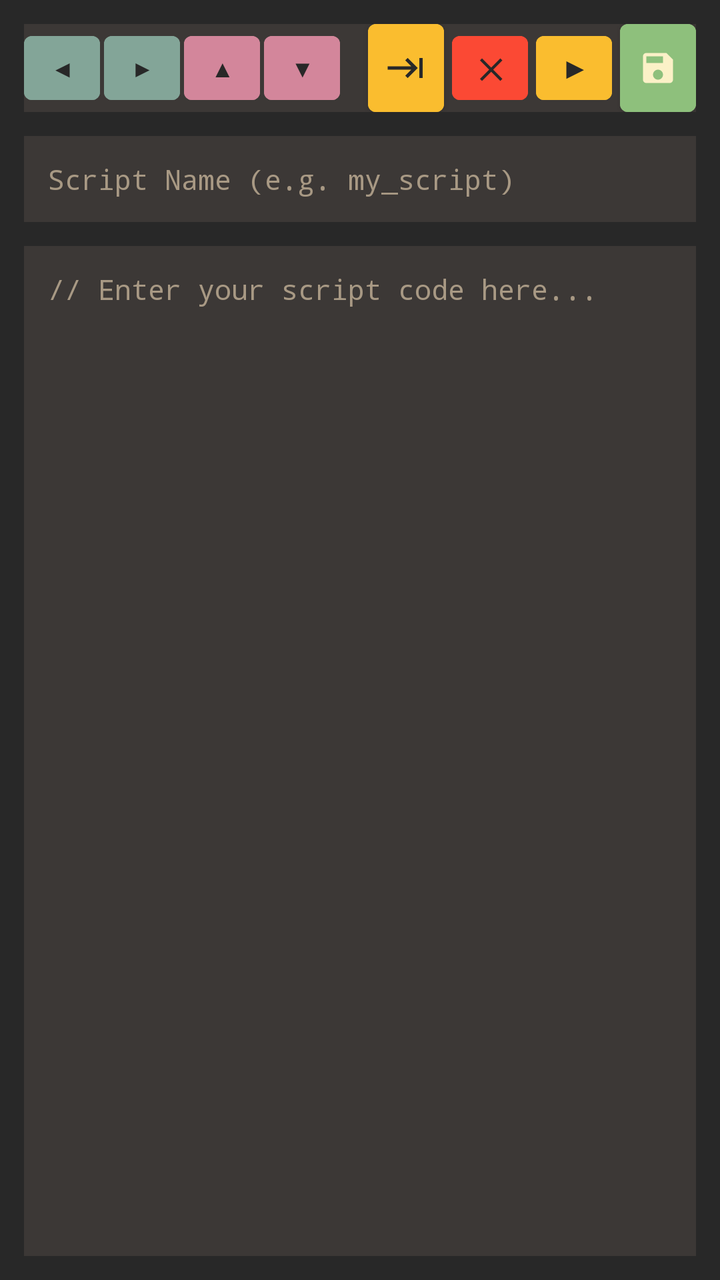
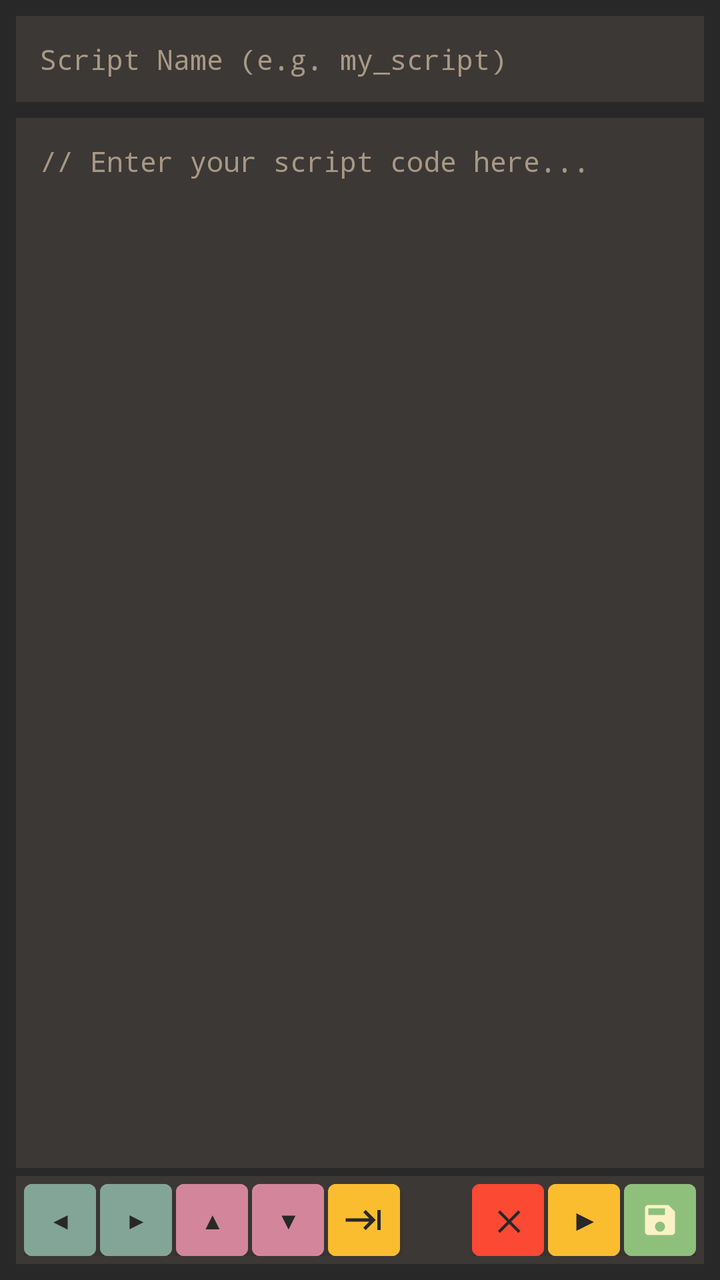

An Android layout rendered at two revisions. The XML below is the earlier revision; the diff shows what the commit changed to produce the second picture.
<!-- AndroidManifest.xml: application theme Theme.Droidulator -->
<!-- res/layout/dialog_script_editor.xml -->
<?xml version="1.0" encoding="utf-8"?>
<LinearLayout xmlns:android="http://schemas.android.com/apk/res/android"
    xmlns:app="http://schemas.android.com/apk/res-auto"
    android:id="@+id/script_editor_root"
    android:layout_width="match_parent"
    android:layout_height="match_parent"
    android:orientation="vertical"
    android:background="@color/gruvbox_bg"
    android:padding="12dp">

    
    <LinearLayout
        android:id="@+id/script_editor_topbar"
        android:layout_width="match_parent"
        android:layout_height="44dp"
        android:orientation="horizontal"
        android:gravity="center_vertical"
        android:background="@color/gruvbox_bg_soft"
        android:layout_marginBottom="12dp">

        
        <Button
            android:id="@+id/btn_script_nav_left"
            android:contentDescription="@string/access_btn_nav_left"
            android:layout_width="38dp"
            android:layout_height="match_parent"
            android:text="@string/ui_text_041"
            android:textColor="@color/gruvbox_bg"
            android:backgroundTint="@color/gruvbox_blue"
            android:textSize="12sp"
            android:padding="0dp" />

        <Button
            android:id="@+id/btn_script_nav_right"
            android:contentDescription="@string/access_btn_nav_right"
            android:layout_width="38dp"
            android:layout_height="match_parent"
            android:text="@string/ui_text_042"
            android:textColor="@color/gruvbox_bg"
            android:backgroundTint="@color/gruvbox_blue"
            android:textSize="12sp"
            android:padding="0dp"
            android:layout_marginStart="2dp" />

        <Button
            android:id="@+id/btn_script_nav_up"
            android:contentDescription="@string/access_btn_nav_up"
            android:layout_width="38dp"
            android:layout_height="match_parent"
            android:text="@string/ui_text_043"
            android:textColor="@color/gruvbox_bg"
            android:backgroundTint="@color/gruvbox_purple"
            android:textSize="12sp"
            android:padding="0dp"
            android:layout_marginStart="2dp" />

        <Button
            android:id="@+id/btn_script_nav_down"
            android:contentDescription="@string/access_btn_nav_down"
            android:layout_width="38dp"
            android:layout_height="match_parent"
            android:text="@string/ui_text_044"
            android:textColor="@color/gruvbox_bg"
            android:backgroundTint="@color/gruvbox_purple"
            android:textSize="12sp"
            android:padding="0dp"
            android:layout_marginStart="2dp" />

        <View
            android:layout_width="0dp"
            android:layout_height="1dp"
            android:layout_weight="1" />

        
        <com.google.android.material.button.MaterialButton
            android:id="@+id/btn_script_tab"
            android:contentDescription="@string/btn_tab"
            android:layout_width="38dp"
            android:layout_height="match_parent"
            android:backgroundTint="@color/gruvbox_yellow"
            app:icon="@drawable/ic_tab"
            app:iconGravity="textStart"
            app:iconPadding="0dp"
            app:iconSize="20dp"
            app:iconTint="@color/gruvbox_bg"
            android:padding="0dp"
            android:insetTop="0dp"
            android:insetBottom="0dp"
            android:insetLeft="0dp"
            android:insetRight="0dp"
            android:layout_marginStart="2dp"
            android:layout_marginEnd="4dp" />

        
        <Button
            android:id="@+id/btn_script_cancel"
            android:contentDescription="@string/ui_text_011"
            android:layout_width="38dp"
            android:layout_height="match_parent"
            android:text="@string/btn_clear"
            android:textColor="@color/gruvbox_bg"
            android:backgroundTint="@color/gruvbox_red"
            android:fontFamily="monospace"
            android:textSize="14sp"
            android:textStyle="bold"
            android:padding="0dp" />

        
        <Button
            android:id="@+id/btn_script_run"
            android:contentDescription="@string/ui_text_046"
            android:layout_width="38dp"
            android:layout_height="match_parent"
            android:text="▶"
            android:textColor="@color/gruvbox_bg"
            android:backgroundTint="@color/gruvbox_yellow"
            android:fontFamily="sans-serif"
            android:textSize="14sp"
            android:textStyle="bold"
            android:padding="0dp"
            android:layout_marginStart="4dp" />

        
        <com.google.android.material.button.MaterialButton
            android:id="@+id/btn_script_save"
            android:contentDescription="@string/ui_text_047"
            android:layout_width="38dp"
            android:layout_height="match_parent"
            android:backgroundTint="@color/gruvbox_aqua"
            app:icon="@drawable/ic_save"
            app:iconGravity="textStart"
            app:iconPadding="0dp"
            app:iconSize="20dp"
            app:iconTint="@color/gruvbox_light_bg"
            android:padding="0dp"
            android:insetTop="0dp"
            android:insetBottom="0dp"
            android:insetLeft="0dp"
            android:insetRight="0dp"
            android:layout_marginStart="4dp" />
    </LinearLayout>

    
    <EditText
        android:id="@+id/et_script_name"
        android:inputType="textNoSuggestions"
        android:layout_width="match_parent"
        android:layout_height="wrap_content"
        android:hint="@string/ui_text_048"
        android:textColorHint="@color/gruvbox_fg_dim"
        android:textColor="@color/gruvbox_fg"
        android:background="@color/gruvbox_bg_soft"
        android:fontFamily="monospace"
        android:textSize="14sp"
        android:padding="12dp"
        android:singleLine="true"
        android:layout_marginBottom="12dp" />

    
    <EditText
        android:id="@+id/et_script_code"
        android:layout_width="match_parent"
        android:layout_height="0dp"
        android:layout_weight="1"
        android:hint="@string/ui_text_049"
        android:textColorHint="@color/gruvbox_fg_dim"
        android:textColor="@color/gruvbox_fg"
        android:background="@color/gruvbox_bg_soft"
        android:fontFamily="monospace"
        android:textSize="14sp"
        android:padding="12dp"
        android:gravity="top|start"
        android:inputType="textMultiLine|textNoSuggestions"
        android:scrollbars="vertical" />

</LinearLayout>
<!-- resources referenced by this layout -->
<resources>
  <color name="gruvbox_aqua">#8ec07c</color>
  <color name="gruvbox_bg">#282828</color>
  <color name="gruvbox_bg_soft">#3c3836</color>
  <color name="gruvbox_blue">#83a598</color>
  <color name="gruvbox_fg">#ebdbb2</color>
  <color name="gruvbox_fg_dim">#a89984</color>
  <color name="gruvbox_light_bg">#fbf1c7</color>
  <color name="gruvbox_purple">#d3869b</color>
  <color name="gruvbox_red">#fb4934</color>
  <color name="gruvbox_yellow">#fabd2f</color>
  <!-- drawable ic_save (drawable) -->
  <vector xmlns:android="http://schemas.android.com/apk/res/android"
      android:width="20dp"
      android:height="20dp"
      android:viewportWidth="24"
      android:viewportHeight="24">
      <path
          android:fillColor="@android:color/white"
          android:pathData="M17,3H5c-1.11,0 -2,0.9 -2,2v14c0,1.1 0.89,2 2,2h14c1.1,0 2,-0.9 2,-2V7l-4,-4zm-5,16c-1.66,0 -3,-1.34 -3,-3s1.34,-3 3,-3 3,1.34 3,3 -1.34,3 -3,3zm3,-10H5V5h10v4z"/>
  </vector>
  <!-- drawable ic_tab (drawable) -->
  <vector xmlns:android="http://schemas.android.com/apk/res/android"
      android:width="20dp"
      android:height="20dp"
      android:viewportWidth="24"
      android:viewportHeight="24">
      <path
          android:fillColor="@android:color/white"
          android:pathData="M11.59,7.41L15.17,11H1v2h14.17l-3.59,3.59L13,18l6,-6 -6,-6 -1.41,1.41zM20,6v12h2V6h-2z"/>
  </vector>
  <string name="access_btn_nav_down">Next command</string>
  <string name="access_btn_nav_left">Move cursor left</string>
  <string name="access_btn_nav_right">Move cursor right</string>
  <string name="access_btn_nav_up">Previous command</string>
  <string name="btn_clear">✕</string>
  <string name="btn_tab">Tab</string>
  <string name="ui_text_011" formatted="false">Cancel</string>
  <string name="ui_text_041" formatted="false">◀</string>
  <string name="ui_text_042" formatted="false">▶</string>
  <string name="ui_text_043" formatted="false">▲</string>
  <string name="ui_text_044" formatted="false">▼</string>
  <string name="ui_text_046" formatted="false">▶ RUN</string>
  <string name="ui_text_047" formatted="false">SAVE</string>
  <string name="ui_text_048" formatted="false">Script Name (e.g. my_script)</string>
  <string name="ui_text_049" formatted="false">// Enter your script code here...</string>
  <style name="Theme.Droidulator" parent="Theme.MaterialComponents.DayNight.NoActionBar">
          <item name="colorPrimary">@color/gruvbox_green</item>
          <item name="colorPrimaryVariant">@color/gruvbox_aqua</item>
          <item name="colorOnPrimary">@color/gruvbox_bg</item>
          <item name="android:statusBarColor">@color/gruvbox_bg</item>
          <item name="android:windowBackground">@color/gruvbox_bg</item>
          <item name="alertDialogTheme">@style/GruvboxAlertDialogTheme</item>
          <item name="android:alertDialogTheme">@style/GruvboxAlertDialogTheme</item>
      </style>
  <color name="gruvbox_green">#b8bb26</color>
  <style name="GruvboxAlertDialogTheme" parent="Theme.MaterialComponents.DayNight.Dialog.Alert">
          <item name="android:windowBackground">@color/gruvbox_bg</item>
          <item name="android:colorBackground">@color/gruvbox_bg</item>
          <item name="colorSurface">@color/gruvbox_bg</item>
          <item name="colorOnSurface">@color/gruvbox_fg</item>
          <item name="android:textColorPrimary">@color/gruvbox_fg</item>
          <item name="android:textColorSecondary">@color/gruvbox_fg_dim</item>
          <item name="colorAccent">@color/gruvbox_aqua</item>
      </style>
</resources>

<!-- the commit's change to res/layout/dialog_script_editor.xml (unified diff, before → after) -->
@@ -6,139 +6,7 @@
     android:layout_height="match_parent"
     android:orientation="vertical"
     android:background="@color/gruvbox_bg"
-    android:padding="12dp">
-
-    
-    <LinearLayout
-        android:id="@+id/script_editor_topbar"
-        android:layout_width="match_parent"
-        android:layout_height="44dp"
-        android:orientation="horizontal"
-        android:gravity="center_vertical"
-        android:background="@color/gruvbox_bg_soft"
-        android:layout_marginBottom="12dp">
-
-        
-        <Button
-            android:id="@+id/btn_script_nav_left"
-            android:contentDescription="@string/access_btn_nav_left"
-            android:layout_width="38dp"
-            android:layout_height="match_parent"
-            android:text="@string/ui_text_041"
-            android:textColor="@color/gruvbox_bg"
-            android:backgroundTint="@color/gruvbox_blue"
-            android:textSize="12sp"
-            android:padding="0dp" />
-
-        <Button
-            android:id="@+id/btn_script_nav_right"
-            android:contentDescription="@string/access_btn_nav_right"
-            android:layout_width="38dp"
-            android:layout_height="match_parent"
-            android:text="@string/ui_text_042"
-            android:textColor="@color/gruvbox_bg"
-            android:backgroundTint="@color/gruvbox_blue"
-            android:textSize="12sp"
-            android:padding="0dp"
-            android:layout_marginStart="2dp" />
-
-        <Button
-            android:id="@+id/btn_script_nav_up"
-            android:contentDescription="@string/access_btn_nav_up"
-            android:layout_width="38dp"
-            android:layout_height="match_parent"
-            android:text="@string/ui_text_043"
-            android:textColor="@color/gruvbox_bg"
-            android:backgroundTint="@color/gruvbox_purple"
-            android:textSize="12sp"
-            android:padding="0dp"
-            android:layout_marginStart="2dp" />
-
-        <Button
-            android:id="@+id/btn_script_nav_down"
-            android:contentDescription="@string/access_btn_nav_down"
-            android:layout_width="38dp"
-            android:layout_height="match_parent"
-            android:text="@string/ui_text_044"
-            android:textColor="@color/gruvbox_bg"
-            android:backgroundTint="@color/gruvbox_purple"
-            android:textSize="12sp"
-            android:padding="0dp"
-            android:layout_marginStart="2dp" />
-
-        <View
-            android:layout_width="0dp"
-            android:layout_height="1dp"
-            android:layout_weight="1" />
-
-        
-        <com.google.android.material.button.MaterialButton
-            android:id="@+id/btn_script_tab"
-            android:contentDescription="@string/btn_tab"
-            android:layout_width="38dp"
-            android:layout_height="match_parent"
-            android:backgroundTint="@color/gruvbox_yellow"
-            app:icon="@drawable/ic_tab"
-            app:iconGravity="textStart"
-            app:iconPadding="0dp"
-            app:iconSize="20dp"
-            app:iconTint="@color/gruvbox_bg"
-            android:padding="0dp"
-            android:insetTop="0dp"
-            android:insetBottom="0dp"
-            android:insetLeft="0dp"
-            android:insetRight="0dp"
-            android:layout_marginStart="2dp"
-            android:layout_marginEnd="4dp" />
-
-        
-        <Button
-            android:id="@+id/btn_script_cancel"
-            android:contentDescription="@string/ui_text_011"
-            android:layout_width="38dp"
-            android:layout_height="match_parent"
-            android:text="@string/btn_clear"
-            android:textColor="@color/gruvbox_bg"
-            android:backgroundTint="@color/gruvbox_red"
-            android:fontFamily="monospace"
-            android:textSize="14sp"
-            android:textStyle="bold"
-            android:padding="0dp" />
-
-        
-        <Button
-            android:id="@+id/btn_script_run"
-            android:contentDescription="@string/ui_text_046"
-            android:layout_width="38dp"
-            android:layout_height="match_parent"
-            android:text="▶"
-            android:textColor="@color/gruvbox_bg"
-            android:backgroundTint="@color/gruvbox_yellow"
-            android:fontFamily="sans-serif"
-            android:textSize="14sp"
-            android:textStyle="bold"
-            android:padding="0dp"
-            android:layout_marginStart="4dp" />
-
-        
-        <com.google.android.material.button.MaterialButton
-            android:id="@+id/btn_script_save"
-            android:contentDescription="@string/ui_text_047"
-            android:layout_width="38dp"
-            android:layout_height="match_parent"
-            android:backgroundTint="@color/gruvbox_aqua"
-            app:icon="@drawable/ic_save"
-            app:iconGravity="textStart"
-            app:iconPadding="0dp"
-            app:iconSize="20dp"
-            app:iconTint="@color/gruvbox_light_bg"
-            android:padding="0dp"
-            android:insetTop="0dp"
-            android:insetBottom="0dp"
-            android:insetLeft="0dp"
-            android:insetRight="0dp"
-            android:layout_marginStart="4dp" />
-    </LinearLayout>
+    android:padding="8dp">
 
     
     <EditText
@@ -154,7 +22,7 @@
         android:textSize="14sp"
         android:padding="12dp"
         android:singleLine="true"
-        android:layout_marginBottom="12dp" />
+        android:layout_marginBottom="8dp" />
 
     
     <EditText
@@ -173,4 +41,163 @@
         android:inputType="textMultiLine|textNoSuggestions"
         android:scrollbars="vertical" />
 
+    
+    <LinearLayout
+        android:id="@+id/script_editor_toolbar"
+        android:layout_width="match_parent"
+        android:layout_height="44dp"
+        android:orientation="horizontal"
+        android:gravity="center_vertical"
+        android:background="@color/gruvbox_bg_soft"
+        android:layout_marginTop="4dp"
+        android:paddingStart="4dp"
+        android:paddingEnd="4dp"
+        android:paddingTop="4dp"
+        android:paddingBottom="4dp">
+
+        
+        <Button
+            android:id="@+id/btn_script_nav_left"
+            android:contentDescription="@string/access_btn_nav_left"
+            android:layout_width="36dp"
+            android:layout_height="match_parent"
+            android:text="@string/ui_text_041"
+            android:textColor="@color/gruvbox_bg"
+            android:backgroundTint="@color/gruvbox_blue"
+            android:textSize="12sp"
+            android:padding="0dp"
+            android:insetTop="0dp"
+            android:insetBottom="0dp"
+            android:insetLeft="0dp"
+            android:insetRight="0dp" />
+
+        <Button
+            android:id="@+id/btn_script_nav_right"
+            android:contentDescription="@string/access_btn_nav_right"
+            android:layout_width="36dp"
+            android:layout_height="match_parent"
+            android:text="@string/ui_text_042"
+            android:textColor="@color/gruvbox_bg"
+            android:backgroundTint="@color/gruvbox_blue"
+            android:textSize="12sp"
+            android:padding="0dp"
+            android:insetTop="0dp"
+            android:insetBottom="0dp"
+            android:insetLeft="0dp"
+            android:insetRight="0dp"
+            android:layout_marginStart="2dp" />
+
+        <Button
+            android:id="@+id/btn_script_nav_up"
+            android:contentDescription="@string/access_btn_nav_up"
+            android:layout_width="36dp"
+            android:layout_height="match_parent"
+            android:text="@string/ui_text_043"
+            android:textColor="@color/gruvbox_bg"
+            android:backgroundTint="@color/gruvbox_purple"
+            android:textSize="12sp"
+            android:padding="0dp"
+            android:insetTop="0dp"
+            android:insetBottom="0dp"
+            android:insetLeft="0dp"
+            android:insetRight="0dp"
+            android:layout_marginStart="2dp" />
+
+        <Button
+            android:id="@+id/btn_script_nav_down"
+            android:contentDescription="@string/access_btn_nav_down"
+            android:layout_width="36dp"
+            android:layout_height="match_parent"
+            android:text="@string/ui_text_044"
+            android:textColor="@color/gruvbox_bg"
+            android:backgroundTint="@color/gruvbox_purple"
+            android:textSize="12sp"
+            android:padding="0dp"
+            android:insetTop="0dp"
+            android:insetBottom="0dp"
+            android:insetLeft="0dp"
+            android:insetRight="0dp"
+            android:layout_marginStart="2dp" />
+
+        
+        <com.google.android.material.button.MaterialButton
+            android:id="@+id/btn_script_tab"
+            android:contentDescription="@string/btn_tab"
+            android:layout_width="36dp"
+            android:layout_height="match_parent"
+            android:backgroundTint="@color/gruvbox_yellow"
+            app:icon="@drawable/ic_tab"
+            app:iconGravity="textStart"
+            app:iconPadding="0dp"
+            app:iconSize="20dp"
+            app:iconTint="@color/gruvbox_bg"
+            android:padding="0dp"
+            android:insetTop="0dp"
+            android:insetBottom="0dp"
+            android:insetLeft="0dp"
+            android:insetRight="0dp"
+            android:layout_marginStart="2dp" />
+
+        <View
+            android:layout_width="0dp"
+            android:layout_height="1dp"
+            android:layout_weight="1" />
+
+        
+        <Button
+            android:id="@+id/btn_script_cancel"
+            android:contentDescription="@string/ui_text_011"
+            android:layout_width="36dp"
+            android:layout_height="match_parent"
+            android:text="@string/btn_clear"
+            android:textColor="@color/gruvbox_bg"
+            android:backgroundTint="@color/gruvbox_red"
+            android:fontFamily="monospace"
+            android:textSize="14sp"
+            android:textStyle="bold"
+            android:padding="0dp"
+            android:insetTop="0dp"
+            android:insetBottom="0dp"
+            android:insetLeft="0dp"
+            android:insetRight="0dp" />
+
+        
+        <Button
+            android:id="@+id/btn_script_run"
+            android:contentDescription="@string/ui_text_046"
+            android:layout_width="36dp"
+            android:layout_height="match_parent"
+            android:text="▶"
+            android:textColor="@color/gruvbox_bg"
+            android:backgroundTint="@color/gruvbox_yellow"
+            android:fontFamily="sans-serif"
+            android:textSize="14sp"
+            android:textStyle="bold"
+            android:padding="0dp"
+            android:insetTop="0dp"
+            android:insetBottom="0dp"
+            android:insetLeft="0dp"
+            android:insetRight="0dp"
+            android:layout_marginStart="2dp" />
+
+        
+        <com.google.android.material.button.MaterialButton
+            android:id="@+id/btn_script_save"
+            android:contentDescription="@string/ui_text_047"
+            android:layout_width="36dp"
+            android:layout_height="match_parent"
+            android:backgroundTint="@color/gruvbox_aqua"
+            app:icon="@drawable/ic_save"
+            app:iconGravity="textStart"
+            app:iconPadding="0dp"
+            app:iconSize="20dp"
+            app:iconTint="@color/gruvbox_light_bg"
+            android:padding="0dp"
+            android:insetTop="0dp"
+            android:insetBottom="0dp"
+            android:insetLeft="0dp"
+            android:insetRight="0dp"
+            android:layout_marginStart="2dp" />
+    </LinearLayout>
+
 </LinearLayout>
